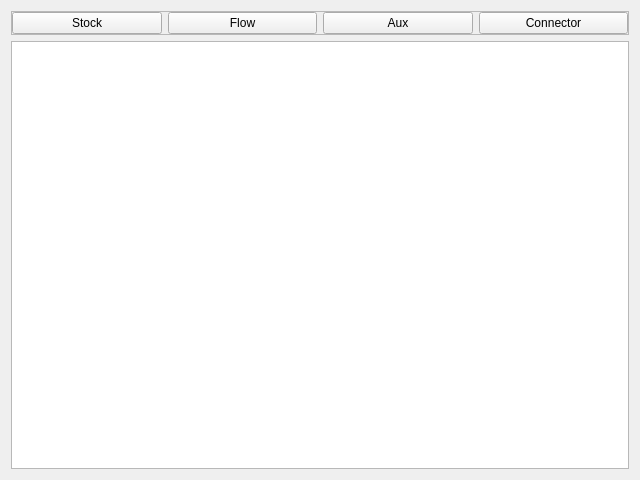
This is StockAndFlowInPython/sfd_canvas/interactive_sfd_ui.ui in wzh1895/Stock-and-Flow-in-Python as Qt 5 draws it before an edit. The edited form follows.
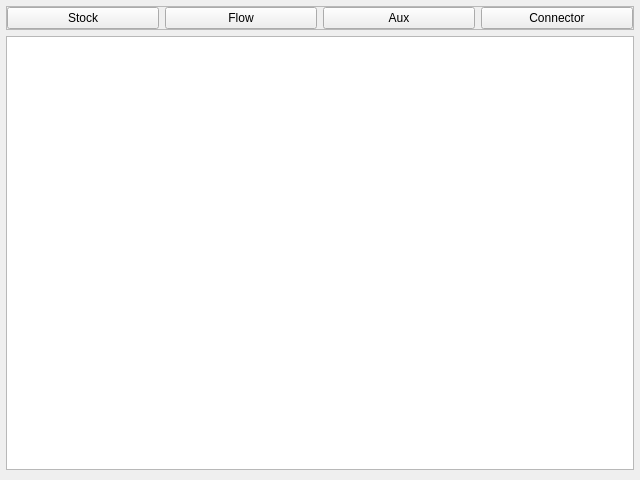
This is the edited form.

```diff
--- a/StockAndFlowInPython/sfd_canvas/interactive_sfd_ui.ui
+++ b/StockAndFlowInPython/sfd_canvas/interactive_sfd_ui.ui
@@ -20,6 +20,18 @@
    <string>Form</string>
   </property>
   <layout class="QVBoxLayout" name="verticalLayout">
+   <property name="leftMargin">
+    <number>6</number>
+   </property>
+   <property name="topMargin">
+    <number>6</number>
+   </property>
+   <property name="rightMargin">
+    <number>6</number>
+   </property>
+   <property name="bottomMargin">
+    <number>10</number>
+   </property>
    <item>
     <widget class="QFrame" name="frame_modifier">
      <property name="frameShape">
```
